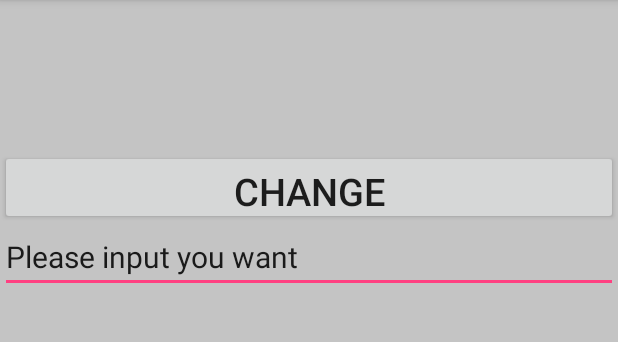
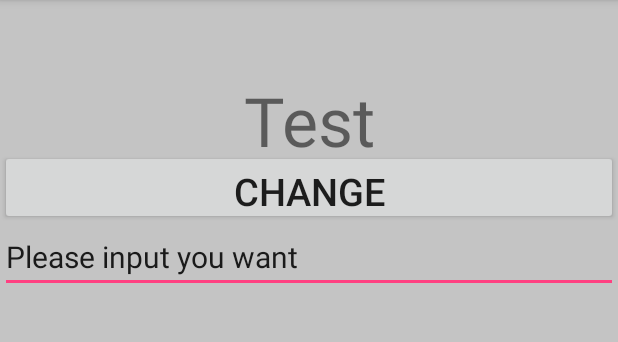
Before and after one commit to chodehirgd/android_project, an Android app: the screen it shows after launch (MainActivity), on a phone screen of 412 x 824 dp, the part 84-426 px from its top. Run offline under Robolectric (Android 15) with nearby library versions, the phone set to English and light mode, and no system bars.

Commit message:
Revert "test commit"
This reverts commit 4e16db85e77645e6bf59014825c7d40d521a0bc3.

```diff
--- a/app/src/main/java/com/example/tsaohanwen/myapplication/MainActivity.java
+++ b/app/src/main/java/com/example/tsaohanwen/myapplication/MainActivity.java
@@ -19,13 +19,12 @@ public class MainActivity extends AppCompatActivity {
         setContentView(R.layout.activity_main);
         button1 = (Button)findViewById(R.id.button1);
         title1 = (TextView)findViewById(R.id.title1);
-        String value = getIntent().getStringExtra("value");
         Et1 = (EditText)findViewById(R.id.Et1);
-        title1.setText(value);
         button1.setOnClickListener(new View.OnClickListener() {
             @Override
             public void onClick(View view) {
                 title1.setText(Et1.getText().toString());
+                //test branch
             }
         });
     }
```
